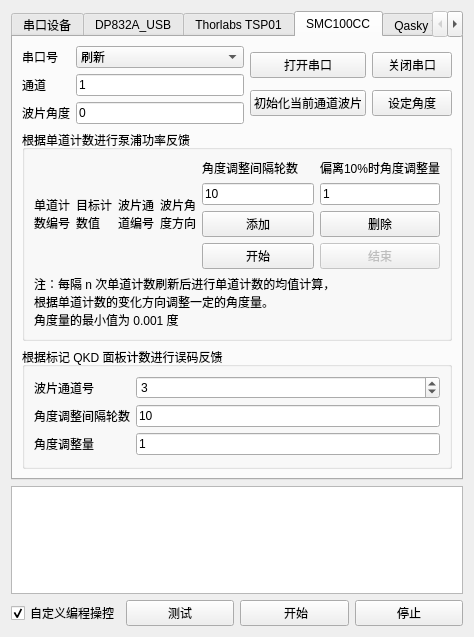
Above: ui/externalapplicationswidget.ui from WhiteChimney/TDC-counter before the change. Below: the same form after it.
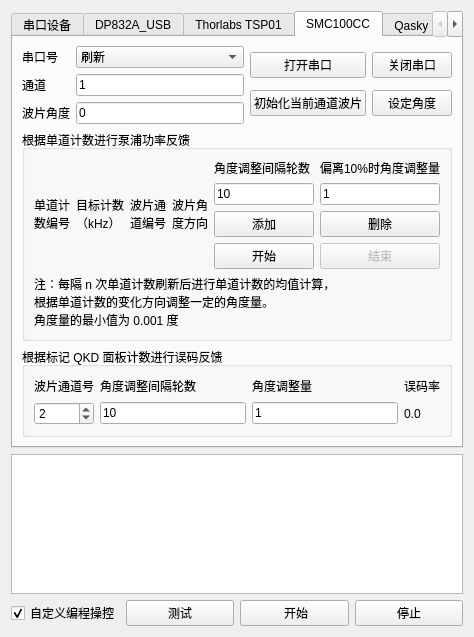
That is the form after the change.

Diff of the .ui file:
```diff
--- a/ui/externalapplicationswidget.ui
+++ b/ui/externalapplicationswidget.ui
@@ -717,8 +717,8 @@
             <item row="0" column="1">
              <widget class="QLabel" name="label_30">
               <property name="text">
-               <string>目标计
-数值</string>
+               <string>目标计数
+（kHz）</string>
               </property>
              </widget>
             </item>
@@ -769,46 +769,60 @@
          <property name="title">
           <string>根据标记 QKD 面板计数进行误码反馈</string>
          </property>
-         <layout class="QFormLayout" name="formLayout_4">
-          <item row="0" column="0">
-           <widget class="QLabel" name="label_38">
-            <property name="text">
-             <string>波片通道号</string>
-            </property>
-           </widget>
-          </item>
-          <item row="0" column="1">
+         <layout class="QGridLayout" name="gridLayout_7">
+          <item row="2" column="0">
            <widget class="QSpinBox" name="spinBoxErrorFeedbackChannel">
             <property name="value">
-             <number>3</number>
+             <number>2</number>
             </property>
            </widget>
           </item>
-          <item row="1" column="0">
+          <item row="0" column="1">
            <widget class="QLabel" name="label_39">
             <property name="text">
              <string>角度调整间隔轮数</string>
             </property>
            </widget>
           </item>
-          <item row="2" column="0">
+          <item row="2" column="2">
+           <widget class="QLineEdit" name="textErrorFeedbackAngle">
+            <property name="text">
+             <string>1</string>
+            </property>
+           </widget>
+          </item>
+          <item row="0" column="2">
            <widget class="QLabel" name="label_40">
             <property name="text">
              <string>角度调整量</string>
             </property>
            </widget>
           </item>
-          <item row="1" column="1">
+          <item row="0" column="3">
+           <widget class="QLabel" name="label_41">
+            <property name="text">
+             <string>误码率</string>
+            </property>
+           </widget>
+          </item>
+          <item row="2" column="3">
+           <widget class="QLabel" name="labelErrorRate">
+            <property name="text">
+             <string>0.0</string>
+            </property>
+           </widget>
+          </item>
+          <item row="2" column="1">
            <widget class="QLineEdit" name="textErrorFeedbackRounds">
             <property name="text">
              <string>10</string>
             </property>
            </widget>
           </item>
-          <item row="2" column="1">
-           <widget class="QLineEdit" name="textErrorFeedbackAngle">
+          <item row="0" column="0">
+           <widget class="QLabel" name="label_38">
             <property name="text">
-             <string>1</string>
+             <string>波片通道号</string>
             </property>
            </widget>
           </item>
```
